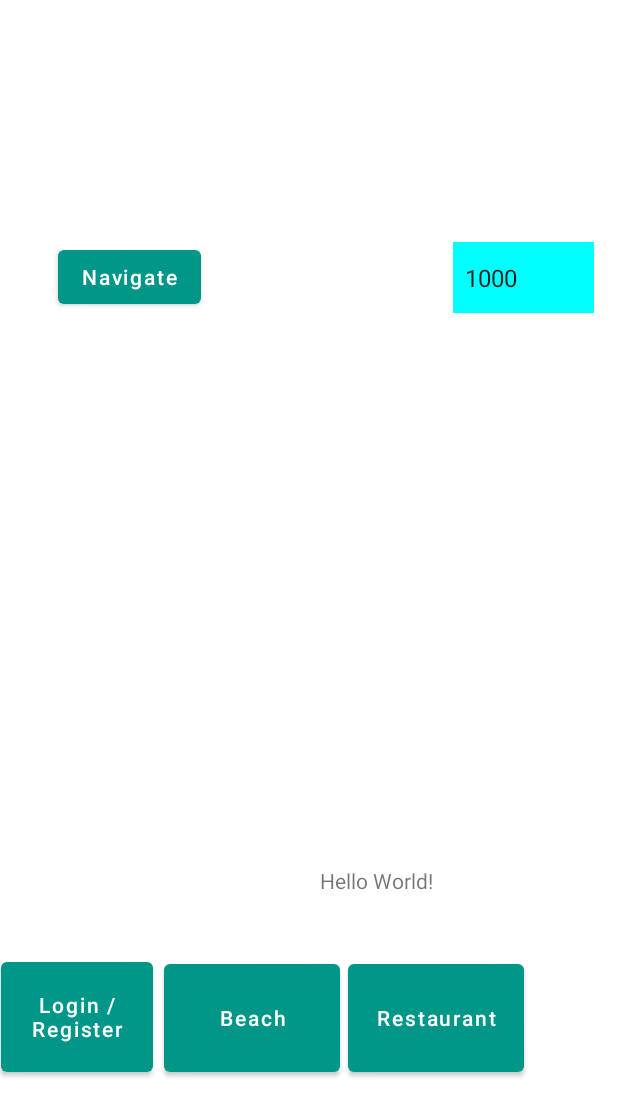
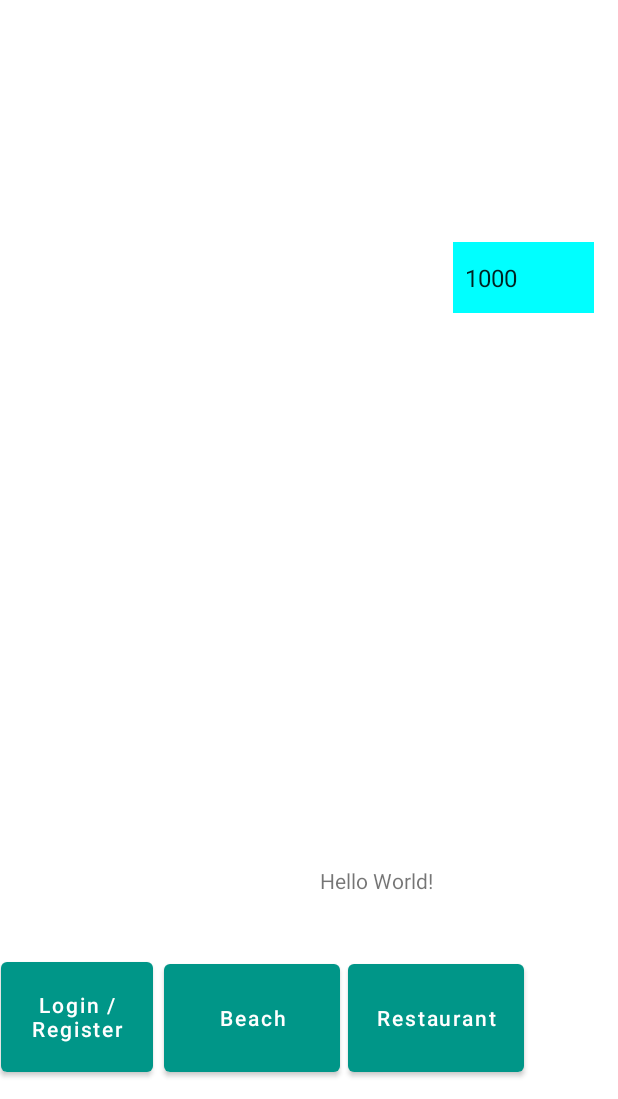
Before and after one commit to kdhoka/SoCalBeach4Life, an Android app: the screen it shows after launch (MainActivity), on a phone screen of 412 x 824 dp, the part 137-1236 px from its top. Run offline under Robolectric (Android 15) with nearby library versions, the phone set to English and light mode, and no system bars; our stand-ins replace Firebase (no records; nobody signed in at launch, a user with empty details on screens opened directly).

Commit message:
Added Parking lot marker drawing. Automatically draw route to parking lot from user upon clicking lot marker. Automatically draw route to restaurant from beach upon restaurant marker click. Commented Navigate Button

```diff
--- a/app/src/main/res/layout/activity_main.xml
+++ b/app/src/main/res/layout/activity_main.xml
@@ -76,16 +76,16 @@
         app:layout_constraintBottom_toBottomOf="parent"
         app:layout_constraintEnd_toEndOf="parent" />
 
-    <Button
-        android:id="@+id/routeButton"
-        android:layout_width="wrap_content"
-        android:layout_height="wrap_content"
-        android:layout_marginEnd="168dp"
-        android:layout_marginBottom="524dp"
-        android:onClick="onClickRoute"
-        android:text="Navigate"
-        app:layout_constraintBottom_toBottomOf="parent"
-        app:layout_constraintEnd_toStartOf="@+id/rangeChoice" />
+<!--    <Button-->
+<!--        android:id="@+id/routeButton"-->
+<!--        android:layout_width="wrap_content"-->
+<!--        android:layout_height="wrap_content"-->
+<!--        android:layout_marginEnd="168dp"-->
+<!--        android:layout_marginBottom="524dp"-->
+<!--        android:onClick="onClickRoute"-->
+<!--        android:text="Navigate"-->
+<!--        app:layout_constraintBottom_toBottomOf="parent"-->
+<!--        app:layout_constraintEnd_toStartOf="@+id/rangeChoice" />-->
 
 
 </androidx.constraintlayout.widget.ConstraintLayout>
```
Also changed, not shown: app/src/main/java/com/example/beachtrip/Beach.java (+12 -10 lines), app/src/main/java/com/example/beachtrip/MainActivity.java (+36 -14 lines), app/src/main/java/com/example/beachtrip/ParkingLot.java (+19 -6 lines).
